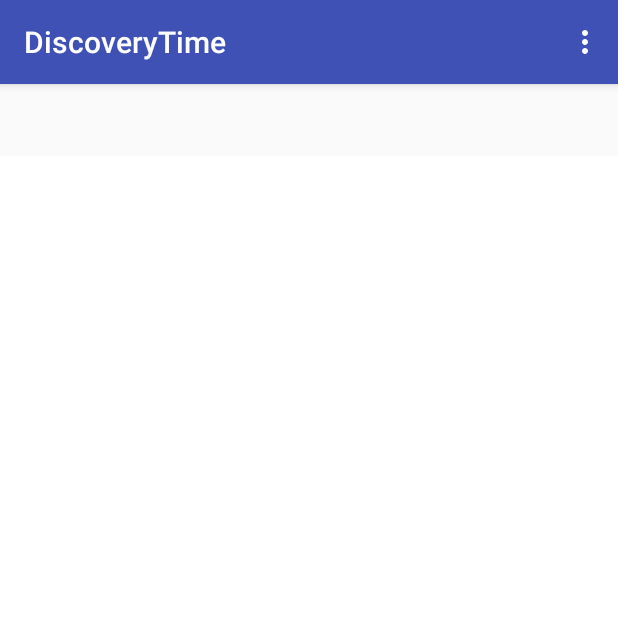
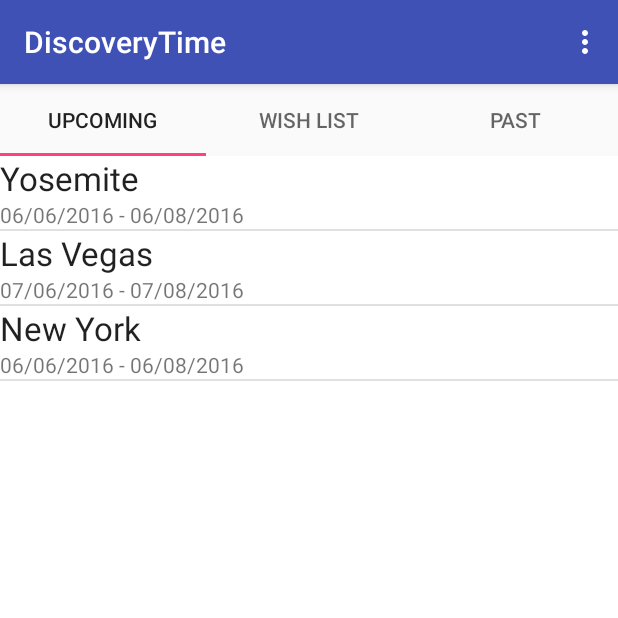
Before and after one commit to nastjashevchenko/Capstone-Project, an Android app: the screen it shows after launch (MainActivity), on a phone screen of 412 x 824 dp, the top half of it. Run offline under Robolectric (Android 15) with nearby library versions, the phone set to English and light mode, and no system bars.

Commit message:
Feat: Add lists with trips test data to Fragment in ViewPager

```diff
--- a/DiscoveryTime/app/src/main/AndroidManifest.xml
+++ b/DiscoveryTime/app/src/main/AndroidManifest.xml
@@ -9,7 +9,7 @@
         android:supportsRtl="true"
         android:theme="@style/AppTheme" >
         <activity
-            android:name=".MainActivity"
+            android:name=".ui.MainActivity"
             android:label="@string/app_name"
             android:theme="@style/AppTheme.NoActionBar" >
             <intent-filter>
--- /dev/null
+++ b/DiscoveryTime/app/src/main/java/com/nanodegree/shevchenko/discoverytime/adapters/TripAdapter.java
@@ -0,0 +1,55 @@
+package com.nanodegree.shevchenko.discoverytime.adapters;
+
+import android.content.Context;
+import android.view.LayoutInflater;
+import android.view.View;
+import android.view.ViewGroup;
+import android.widget.BaseAdapter;
+import android.widget.TextView;
+
+import com.nanodegree.shevchenko.discoverytime.R;
+import com.nanodegree.shevchenko.discoverytime.model.Trip;
+
+import java.util.List;
+
+public class TripAdapter extends BaseAdapter {
+    private List<Trip> tripList;
+    private final Context context;
+
+    public TripAdapter(Context context, List<Trip> tripList) {
+        this.context = context;
+        this.tripList = tripList;
+    }
+
+    @Override
+    public int getCount() {
+        return tripList.size();
+    }
+
+    @Override
+    public Trip getItem(int position) {
+        return tripList.get(position);
+    }
+
+    @Override
+    public long getItemId(int position) {
+        return 0;
+    }
+
+    @Override
+    public View getView(int position, View convertView, ViewGroup parent) {
+        if (convertView == null) {
+            LayoutInflater inflater = (LayoutInflater) context.getSystemService(Context.LAYOUT_INFLATER_SERVICE);
+            convertView = inflater.inflate(R.layout.trip_item, parent, false);
+        }
+        TextView titleView = (TextView) convertView.findViewById(R.id.trip_title);
+        TextView datesView = (TextView) convertView.findViewById(R.id.trip_dates);
+
+        Trip trip = tripList.get(position);
+
+        titleView.setText(trip.getTitle());
+        datesView.setText(trip.getDates());
+
+        return convertView;
+    }
+}
--- /dev/null
+++ b/DiscoveryTime/app/src/main/java/com/nanodegree/shevchenko/discoverytime/adapters/TripListPagerAdapter.java
@@ -0,0 +1,50 @@
+package com.nanodegree.shevchenko.discoverytime.adapters;
+
+import android.content.Context;
+import android.support.v4.app.Fragment;
+import android.support.v4.app.FragmentManager;
+import android.support.v4.app.FragmentPagerAdapter;
+
+import com.nanodegree.shevchenko.discoverytime.R;
+import com.nanodegree.shevchenko.discoverytime.ui.PageFragment;
+
+public class TripListPagerAdapter extends FragmentPagerAdapter {
+    private final int PAGE_COUNT = 3;
+    private Context mContext;
+
+    public TripListPagerAdapter(FragmentManager fm, Context mContext) {
+        super(fm);
+        this.mContext = mContext;
+    }
+
+    @Override
+    public int getCount() {
+        return PAGE_COUNT;
+    }
+
+    @Override
+    public Fragment getItem(int position) {
+        return PageFragment.newInstance(position + 1);
+    }
+
+    @Override
+    public String getPageTitle(int position) {
+        // Generate title based on item position
+        String title;
+        switch(position) {
+            case 0:
+                title = mContext.getResources().getString(R.string.upcoming);
+                break;
+            case 1:
+                title = mContext.getResources().getString(R.string.wish_list);
+                break;
+            case 2:
+                title = mContext.getResources().getString(R.string.past);
+                break;
+            default:
+                title = null;
+                break;
+        }
+        return title;
+    }
+}
--- /dev/null
+++ b/DiscoveryTime/app/src/main/java/com/nanodegree/shevchenko/discoverytime/model/Trip.java
@@ -0,0 +1,60 @@
+package com.nanodegree.shevchenko.discoverytime.model;
+
+
+import java.util.ArrayList;
+import java.util.List;
+
+public class Trip {
+    private String mTitle;
+    private String mStartDate;
+    private String mEndDate;
+
+    public Trip(String title) {
+        this.mTitle = title;
+    }
+
+    public Trip(String title, String startDate, String endDate) {
+        this.mTitle = title;
+        this.mStartDate = startDate;
+        this.mEndDate = endDate;
+    }
+
+    public void setDates(String startDate, String endDate) {
+        this.mStartDate = startDate;
+        this.mEndDate = endDate;
+    }
+
+    public String getTitle() {
+        return mTitle;
+    }
+
+    public String getDates() {
+        return (mStartDate != null && mEndDate != null) ? mStartDate + " - " + mEndDate : "";
+    }
+
+    public static List<Trip> testUpcoming() {
+        List<Trip> upcoming = new ArrayList<>();
+        upcoming.add(new Trip("Yosemite", "06/06/2016", "06/08/2016"));
+        upcoming.add(new Trip("Las Vegas", "07/06/2016", "07/08/2016"));
+        upcoming.add(new Trip("New York", "06/06/2016", "06/08/2016"));
+        return upcoming;
+    }
+
+    public static List<Trip> testPast() {
+        List<Trip> past = new ArrayList<>();
+        past.add(new Trip("Yosemite", "06/06/2015", "06/08/2015"));
+        past.add(new Trip("Las Vegas", "07/06/2015", "07/08/2015"));
+        past.add(new Trip("New York", "06/06/2015", "06/08/2015"));
+        return past;
+    }
+
+    public static List<Trip> testWishList() {
+        List<Trip> wishlist = new ArrayList<>();
+        wishlist.add(new Trip("Ireland"));
+        wishlist.add(new Trip("Hollywood"));
+        wishlist.add(new Trip("Mexico"));
+        wishlist.add(new Trip("Moscow, Russia"));
+        wishlist.add(new Trip("Tokyo"));
+        return wishlist;
+    }
+}
--- a/DiscoveryTime/app/src/main/java/com/nanodegree/shevchenko/discoverytime/MainActivity.java
+++ b/DiscoveryTime/app/src/main/java/com/nanodegree/shevchenko/discoverytime/ui/MainActivity.java
@@ -1,4 +1,4 @@
-package com.nanodegree.shevchenko.discoverytime;
+package com.nanodegree.shevchenko.discoverytime.ui;
 
 import android.os.Bundle;
 import android.support.design.widget.TabLayout;
@@ -7,6 +7,9 @@ import android.support.v7.app.AppCompatActivity;
 import android.support.v7.widget.Toolbar;
 import android.view.Menu;
 import android.view.MenuItem;
+
+import com.nanodegree.shevchenko.discoverytime.R;
+import com.nanodegree.shevchenko.discoverytime.adapters.TripListPagerAdapter;
 
 public class MainActivity extends AppCompatActivity {
 
@@ -18,7 +21,7 @@ public class MainActivity extends AppCompatActivity {
         setSupportActionBar(toolbar);
 
         ViewPager viewPager = (ViewPager) findViewById(R.id.viewpager);
-        viewPager.setAdapter(new SampleFragmentPagerAdapter(getSupportFragmentManager(),
+        viewPager.setAdapter(new TripListPagerAdapter(getSupportFragmentManager(),
                 MainActivity.this));
 
         TabLayout tabLayout = (TabLayout) findViewById(R.id.sliding_tabs);
--- /dev/null
+++ b/DiscoveryTime/app/src/main/java/com/nanodegree/shevchenko/discoverytime/ui/PageFragment.java
@@ -0,0 +1,51 @@
+package com.nanodegree.shevchenko.discoverytime.ui;
+
+import android.os.Bundle;
+import android.support.v4.app.Fragment;
+import android.view.LayoutInflater;
+import android.view.View;
+import android.view.ViewGroup;
+import android.widget.ListView;
+
+import com.nanodegree.shevchenko.discoverytime.R;
+import com.nanodegree.shevchenko.discoverytime.model.Trip;
+import com.nanodegree.shevchenko.discoverytime.adapters.TripAdapter;
+
+import java.util.ArrayList;
+import java.util.List;
+
+public class PageFragment extends Fragment {
+    public static final String ARG_PAGE = "ARG_PAGE";
+
+    private int mPage;
+
+    public static PageFragment newInstance(int page) {
+        Bundle args = new Bundle();
+        args.putInt(ARG_PAGE, page);
+        PageFragment fragment = new PageFragment();
+        fragment.setArguments(args);
+        return fragment;
+    }
+
+    @Override
+    public void onCreate(Bundle savedInstanceState) {
+        super.onCreate(savedInstanceState);
+        mPage = getArguments().getInt(ARG_PAGE);
+    }
+
+    @Override
+    public View onCreateView(LayoutInflater inflater, ViewGroup container,
+                             Bundle savedInstanceState) {
+        View view = inflater.inflate(R.layout.fragment_page, container, false);
+        ListView tripListView = (ListView) view.findViewById(R.id.trip_list);
+
+        List<Trip> tripList = new ArrayList<>();
+        if (mPage == 1) tripList = Trip.testUpcoming();
+        if (mPage == 2) tripList = Trip.testWishList();
+        if (mPage == 3) tripList = Trip.testPast();
+
+        TripAdapter tripAdapter = new TripAdapter(getContext(), tripList);
+        tripListView.setAdapter(tripAdapter);
+        return view;
+    }
+}
--- a/DiscoveryTime/app/src/main/res/layout/activity_main.xml
+++ b/DiscoveryTime/app/src/main/res/layout/activity_main.xml
@@ -4,7 +4,7 @@
     xmlns:app="http://schemas.android.com/apk/res-auto"
     xmlns:tools="http://schemas.android.com/tools" android:layout_width="match_parent"
     android:layout_height="match_parent" android:fitsSystemWindows="true"
-    tools:context=".MainActivity">
+    tools:mContext=".ui.MainActivity">
 
     <android.support.design.widget.AppBarLayout android:layout_height="wrap_content"
         android:layout_width="match_parent" android:theme="@style/AppTheme.AppBarOverlay">
--- /dev/null
+++ b/DiscoveryTime/app/src/main/res/layout/fragment_page.xml
@@ -0,0 +1,5 @@
+<?xml version="1.0" encoding="utf-8"?>
+<ListView xmlns:android="http://schemas.android.com/apk/res/android"
+    android:id="@+id/trip_list"
+    android:layout_width="match_parent"
+    android:layout_height="match_parent" />
--- /dev/null
+++ b/DiscoveryTime/app/src/main/res/layout/trip_item.xml
@@ -0,0 +1,16 @@
+<?xml version="1.0" encoding="utf-8"?>
+<LinearLayout xmlns:android="http://schemas.android.com/apk/res/android"
+    android:orientation="vertical" android:layout_width="match_parent"
+    android:layout_height="match_parent">
+
+    <TextView
+        android:id="@+id/trip_title"
+        android:textAppearance="?android:attr/textAppearanceLarge"
+        android:layout_width="wrap_content"
+        android:layout_height="wrap_content" />
+
+    <TextView
+        android:id="@+id/trip_dates"
+        android:layout_width="wrap_content"
+        android:layout_height="wrap_content" />
+</LinearLayout>
--- a/DiscoveryTime/app/src/main/res/menu/menu_main.xml
+++ b/DiscoveryTime/app/src/main/res/menu/menu_main.xml
@@ -1,6 +1,6 @@
 <menu xmlns:android="http://schemas.android.com/apk/res/android"
     xmlns:app="http://schemas.android.com/apk/res-auto"
-    xmlns:tools="http://schemas.android.com/tools" tools:context=".MainActivity">
+    xmlns:tools="http://schemas.android.com/tools" tools:mContext=".ui.MainActivity">
     <item android:id="@+id/action_settings" android:title="@string/action_settings"
         android:orderInCategory="100" app:showAsAction="never" />
 </menu>
--- a/DiscoveryTime/app/src/main/res/values/strings.xml
+++ b/DiscoveryTime/app/src/main/res/values/strings.xml
@@ -1,4 +1,9 @@
 <resources>
     <string name="app_name">DiscoveryTime</string>
     <string name="action_settings">Settings</string>
+
+    <!-- Tab names for trip lists -->
+    <string name="upcoming">Upcoming</string>
+    <string name="wish_list">Wish list</string>
+    <string name="past">Past</string>
 </resources>
```
